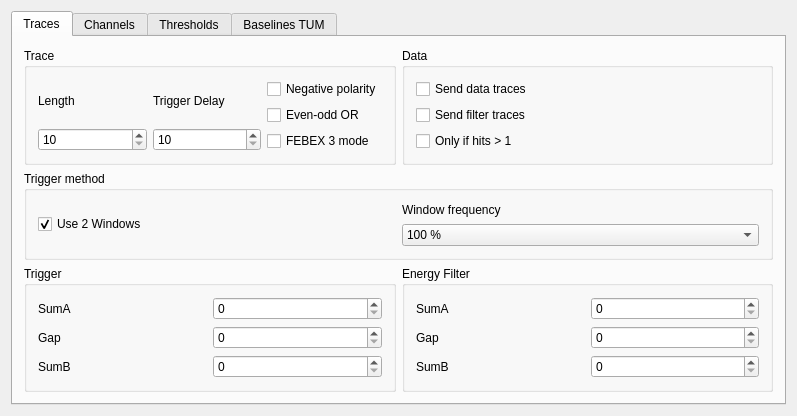
The window that mbspex/gui/qt-mainwindow/febex/FebexWidget.ui (gsi-ee/drivers) describes before a commit, drawn with Qt 5.
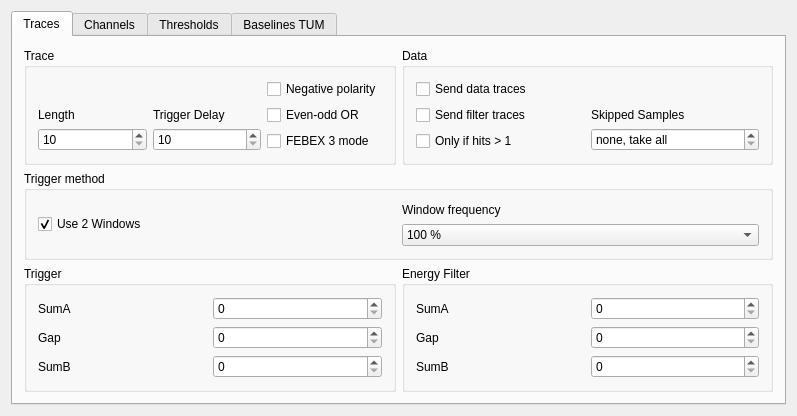
The same window after the commit.

Commit message: mbspex gui for febex: add functionality to skip number of adc samples

Diff of the .ui file:
```diff
--- a/mbspex/gui/qt-mainwindow/febex/FebexWidget.ui
+++ b/mbspex/gui/qt-mainwindow/febex/FebexWidget.ui
@@ -7,7 +7,7 @@
     <x>0</x>
     <y>0</y>
     <width>797</width>
-    <height>369</height>
+    <height>416</height>
    </rect>
   </property>
   <property name="windowTitle">
@@ -31,7 +31,7 @@
            <property name="title">
             <string>Trace</string>
            </property>
-           <layout class="QGridLayout" name="gridLayout_4">
+           <layout class="QGridLayout" name="gridLayout_5">
             <item row="0" column="0">
              <layout class="QVBoxLayout" name="verticalLayout">
               <item>
@@ -39,6 +39,9 @@
                 <property name="text">
                  <string>Length</string>
                 </property>
+                <property name="alignment">
+                 <set>Qt::AlignBottom|Qt::AlignLeading|Qt::AlignLeft</set>
+                </property>
                </widget>
               </item>
               <item>
@@ -63,6 +66,9 @@
                 <property name="text">
                  <string>Trigger Delay</string>
                 </property>
+                <property name="alignment">
+                 <set>Qt::AlignBottom|Qt::AlignLeading|Qt::AlignLeft</set>
+                </property>
                </widget>
               </item>
               <item>
@@ -119,27 +125,64 @@
            <property name="title">
             <string>Data</string>
            </property>
-           <layout class="QGridLayout" name="gridLayout_5">
+           <layout class="QGridLayout" name="gridLayout_4">
             <item row="0" column="0">
+             <layout class="QVBoxLayout" name="verticalLayout_14">
+              <item>
              <widget class="QCheckBox" name="DataTraceCheckBox">
               <property name="text">
                <string>Send data traces</string>
               </property>
              </widget>
             </item>
-            <item row="1" column="0">
+              <item>
              <widget class="QCheckBox" name="FilterTraceCheckBox">
               <property name="text">
                <string>Send filter traces</string>
               </property>
              </widget>
             </item>
-            <item row="2" column="0">
+              <item>
              <widget class="QCheckBox" name="MoreThanOneHitCheckBox">
               <property name="text">
                <string>Only if hits &gt; 1</string>
               </property>
              </widget>
+              </item>
+             </layout>
+            </item>
+            <item row="0" column="1">
+             <layout class="QVBoxLayout" name="verticalLayout_13">
+              <item>
+               <widget class="QLabel" name="SampleDecimationLabel">
+                <property name="layoutDirection">
+                 <enum>Qt::LeftToRight</enum>
+                </property>
+                <property name="text">
+                 <string>Skipped Samples</string>
+                </property>
+                <property name="textFormat">
+                 <enum>Qt::PlainText</enum>
+                </property>
+                <property name="alignment">
+                 <set>Qt::AlignBottom|Qt::AlignLeading|Qt::AlignLeft</set>
+                </property>
+               </widget>
+              </item>
+              <item>
+               <widget class="QSpinBox" name="SampleDecimationspinBox">
+                <property name="toolTip">
+                 <string>&lt;html&gt;&lt;head/&gt;&lt;body&gt;&lt;p&gt;Number of ADC samples to skip. The value (0-255) defines how many samples are skipped in between the actually recorded samples. For example, value 3 means: every 4th sample is recorded.&lt;/p&gt;&lt;p&gt;Usefull to expand the total time range of recorded samples.&lt;/p&gt;&lt;/body&gt;&lt;/html&gt;</string>
+                </property>
+                <property name="specialValueText">
+                 <string>none, take all</string>
+                </property>
+                <property name="maximum">
+                 <number>255</number>
+                </property>
+               </widget>
+              </item>
+             </layout>
             </item>
            </layout>
           </widget>
```
Lines whose indentation alone changed are shown as unchanged. The commit also changes 2 other files.
